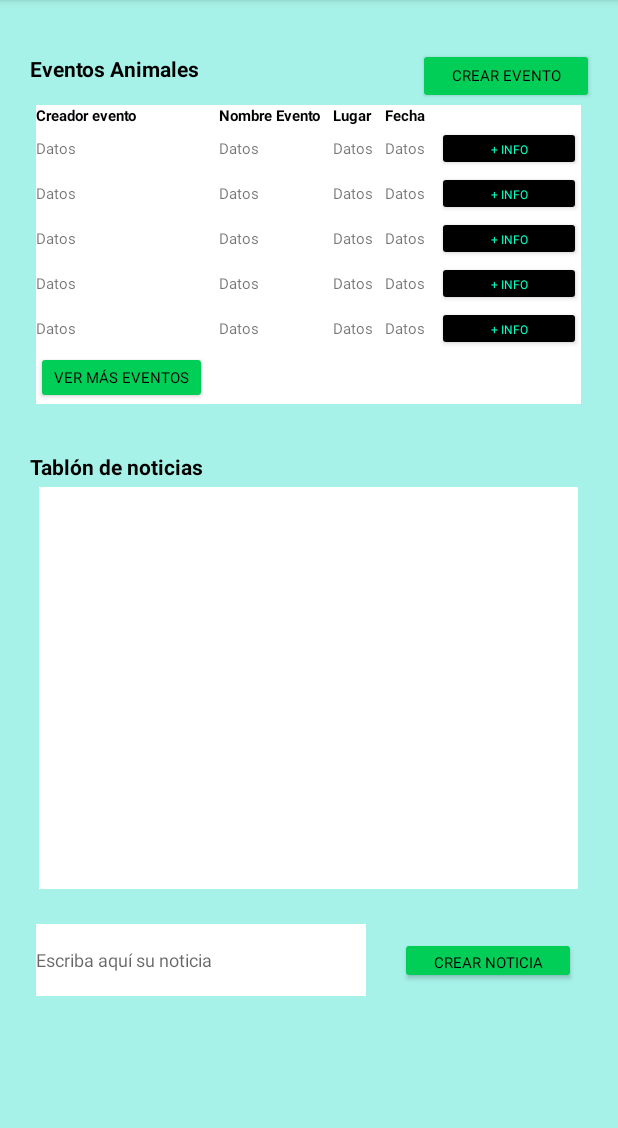
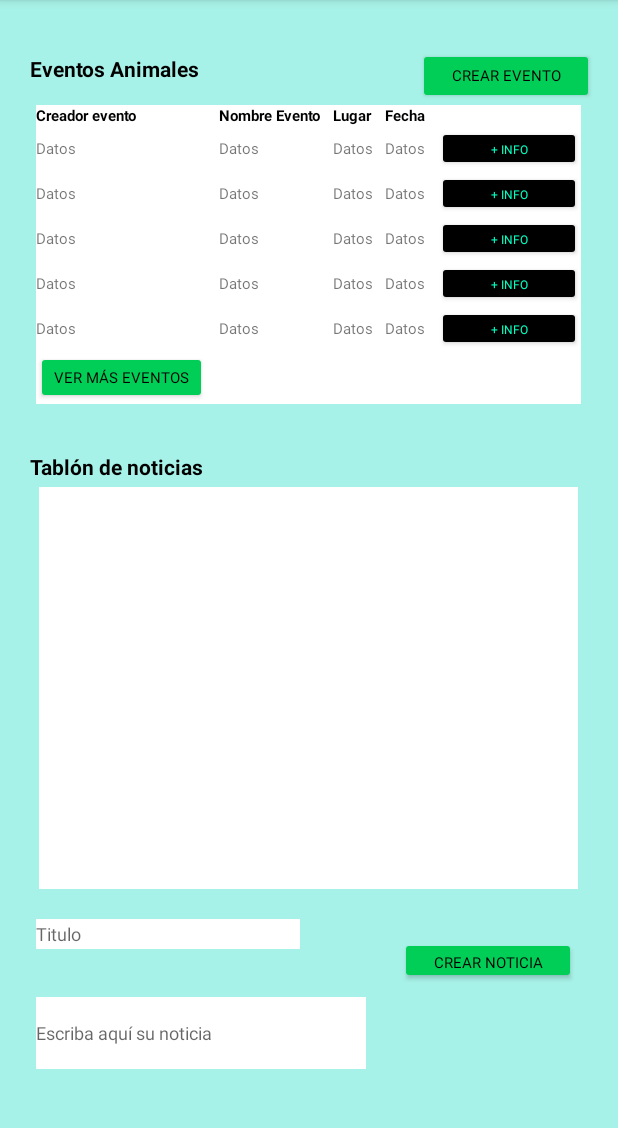
Before and after one commit to salmonius/YouPetAndroidStudio, an Android app: the PrincipalActivity screen opened directly, with no data from a screen before it, on a phone screen of 412 x 824 dp, the part 84-1212 px from its top. Run offline under Robolectric (Android 15) with nearby library versions, the phone set to English and light mode, and no system bars; Roboto replaces fonts that are not available here.

Commit message:
mejoras del miercoles 19/03/25

```diff
--- a/app/src/main/java/com/example/youpet/AutenticacionActivity.java
+++ b/app/src/main/java/com/example/youpet/AutenticacionActivity.java
@@ -33,7 +33,7 @@ public class AutenticacionActivity extends AppCompatActivity {
         });
         getSupportActionBar().hide();
 
-        edit1 = findViewById(R.id.edit1_principal);
+        edit1 = findViewById(R.id.edit2_principal_descripcion);
         edit2 = findViewById(R.id.edit2_principal);
         b1 = findViewById(R.id.b1_principal);
         b2 = findViewById(R.id.b2_principal);
--- a/app/src/main/res/layout/activity_autentificacion_principal.xml
+++ b/app/src/main/res/layout/activity_autentificacion_principal.xml
@@ -44,7 +44,7 @@
         app:layout_constraintEnd_toEndOf="parent"
         app:layout_constraintHorizontal_bias="0.0"
         app:layout_constraintStart_toStartOf="parent"
-        app:layout_constraintTop_toBottomOf="@+id/edit1_principal" />
+        app:layout_constraintTop_toBottomOf="@+id/edit2_principal_descripcion" />
 
     <Button
         android:id="@+id/b1_principal"
@@ -60,7 +60,7 @@
         app:layout_constraintTop_toBottomOf="@+id/edit2_principal" />
 
     <EditText
-        android:id="@+id/edit1_principal"
+        android:id="@+id/edit2_principal_descripcion"
         android:layout_width="0dp"
         android:layout_height="wrap_content"
         android:layout_marginStart="16dp"
--- a/app/src/main/res/layout/activity_principal.xml
+++ b/app/src/main/res/layout/activity_principal.xml
@@ -439,11 +439,11 @@
         app:layout_constraintTop_toBottomOf="@+id/tv8_principal_tablon" />
 
     <EditText
-        android:id="@+id/edit1_principal"
+        android:id="@+id/edit2_principal_descripcion"
         android:layout_width="220dp"
         android:layout_height="48dp"
         android:layout_marginStart="24dp"
-        android:layout_marginTop="20dp"
+        android:layout_marginBottom="24dp"
         android:background="#FFFFFF"
         android:ems="10"
         android:hint="Escriba aquí su noticia"
@@ -451,8 +451,7 @@
         android:textSize="12sp"
         app:layout_constraintBottom_toBottomOf="parent"
         app:layout_constraintStart_toStartOf="parent"
-        app:layout_constraintTop_toBottomOf="@+id/lv1_principal"
-        app:layout_constraintVertical_bias="0.028" />
+        app:layout_constraintTop_toBottomOf="@+id/edit1_principal_titulo" />
 
     <Button
         android:id="@+id/b8_principal_crear_noticia"
@@ -466,9 +465,24 @@
         android:textSize="10sp"
         app:layout_constraintEnd_toEndOf="parent"
         app:layout_constraintHorizontal_bias="0.448"
-        app:layout_constraintStart_toEndOf="@+id/edit1_principal"
+        app:layout_constraintStart_toEndOf="@+id/edit2_principal_descripcion"
         app:layout_constraintTop_toBottomOf="@+id/lv1_principal"
         app:strokeColor="#000000"
         app:strokeWidth="@dimen/cardview_compat_inset_shadow" />
 
+    <EditText
+        android:id="@+id/edit1_principal_titulo"
+        android:layout_width="176dp"
+        android:layout_height="20dp"
+        android:layout_marginStart="24dp"
+        android:layout_marginTop="20dp"
+        android:background="@color/white"
+        android:backgroundTint="@color/white"
+        android:ems="10"
+        android:hint="Titulo"
+        android:inputType="text"
+        android:textSize="12sp"
+        app:layout_constraintStart_toStartOf="parent"
+        app:layout_constraintTop_toBottomOf="@+id/lv1_principal" />
+
 </androidx.constraintlayout.widget.ConstraintLayout>
--- a/app/src/main/res/layout/item_perfil_eventos.xml
+++ b/app/src/main/res/layout/item_perfil_eventos.xml
@@ -7,7 +7,7 @@
     android:background="#A7F2E8">
 
     <ImageView
-        android:id="@+id/item_iv1_eventos"
+        android:id="@+id/item_iv1_evento"
         android:layout_width="79dp"
         android:layout_height="68dp"
         app:srcCompat="@drawable/pata"
--- a/app/src/main/res/layout/item_perfil_mascota.xml
+++ b/app/src/main/res/layout/item_perfil_mascota.xml
@@ -7,7 +7,7 @@
     android:orientation="horizontal">
 
     <ImageView
-        android:id="@+id/item_iv1_eventos"
+        android:id="@+id/item_iv1_mascota"
         android:layout_width="79dp"
         android:layout_height="68dp"
         app:srcCompat="@drawable/pata" />
```
Also changed, not shown: app/src/main/java/com/example/youpet/CrearCuentaMascotasActivity.java (+33 -13 lines), app/src/main/java/com/example/youpet/GestorDeBD.java (+41 -12 lines), app/src/main/java/com/example/youpet/Noticia.java (+4 -5 lines), app/src/main/java/com/example/youpet/PerfilActivity.java (+102 -0 lines), app/src/main/java/com/example/youpet/PrincipalActivity.java (+8 -0 lines).
